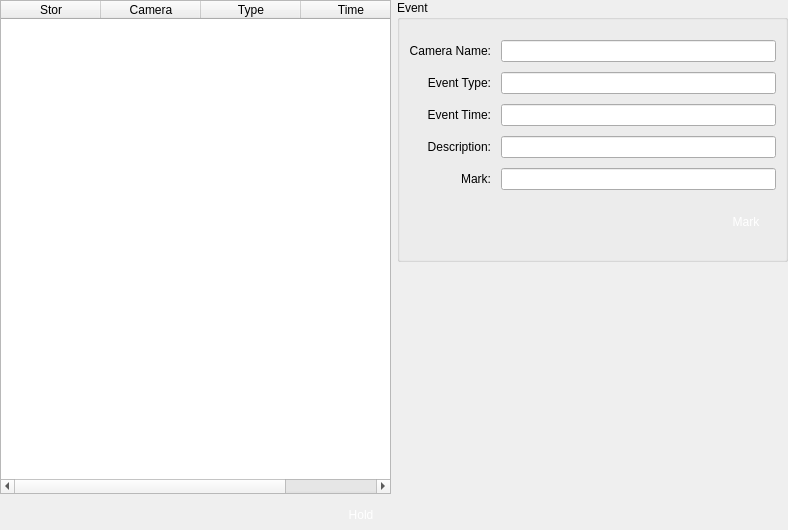
This is client/src/main/vsceventconsole.ui in linkingvision/rapidvms as Qt 5 draws it before an edit. The edited form follows.
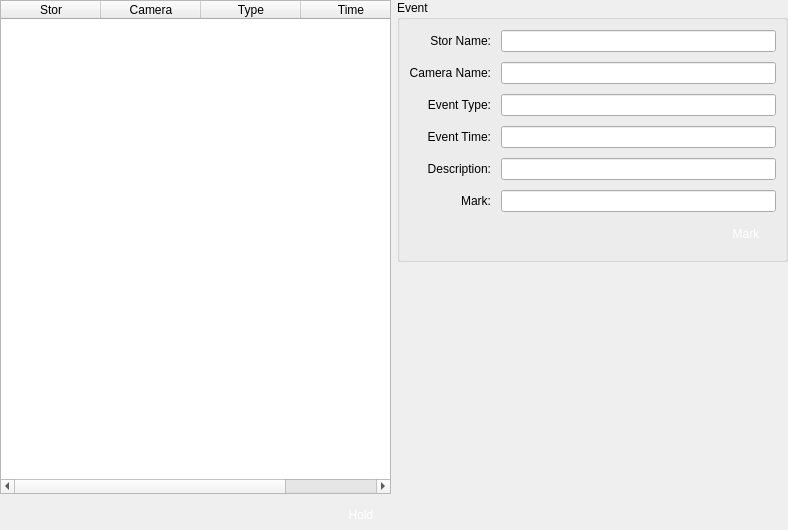
This is the edited form. Icons and pictures are not drawn.

Commit message: add event search

What changed in the file:
```diff
--- a/client/src/main/vsceventconsole.ui
+++ b/client/src/main/vsceventconsole.ui
@@ -173,7 +173,17 @@
           <property name="spacing">
            <number>10</number>
           </property>
-          <item row="3" column="1">
+          <item row="5" column="0">
+           <widget class="QLabel" name="labelIP_2">
+            <property name="text">
+             <string>Event Type:</string>
+            </property>
+            <property name="alignment">
+             <set>Qt::AlignRight|Qt::AlignTrailing|Qt::AlignVCenter</set>
+            </property>
+           </widget>
+          </item>
+          <item row="4" column="1">
            <widget class="QLineEdit" name="lineEditName">
             <property name="maximumSize">
              <size>
@@ -186,7 +196,20 @@
             </property>
            </widget>
           </item>
-          <item row="3" column="0">
+          <item row="6" column="1">
+           <widget class="QLineEdit" name="lineEditTime">
+            <property name="maximumSize">
+             <size>
+              <width>300</width>
+              <height>16777215</height>
+             </size>
+            </property>
+            <property name="readOnly">
+             <bool>true</bool>
+            </property>
+           </widget>
+          </item>
+          <item row="4" column="0">
            <widget class="QLabel" name="labelName">
             <property name="text">
              <string>Camera Name:</string>
@@ -196,10 +219,23 @@
             </property>
            </widget>
           </item>
-          <item row="4" column="0">
-           <widget class="QLabel" name="labelIP_2">
+          <item row="7" column="1">
+           <widget class="QLineEdit" name="lineEditDesc">
+            <property name="maximumSize">
+             <size>
+              <width>300</width>
+              <height>16777215</height>
+             </size>
+            </property>
+            <property name="readOnly">
+             <bool>true</bool>
+            </property>
+           </widget>
+          </item>
+          <item row="8" column="0">
+           <widget class="QLabel" name="labelPassword_3">
             <property name="text">
-             <string>Event Type:</string>
+             <string>Mark:</string>
             </property>
             <property name="alignment">
              <set>Qt::AlignRight|Qt::AlignTrailing|Qt::AlignVCenter</set>
@@ -219,7 +255,7 @@
             </property>
            </widget>
           </item>
-          <item row="5" column="0">
+          <item row="6" column="0">
            <widget class="QLabel" name="labelPort_2">
             <property name="text">
              <string>Event Time:</string>
@@ -229,7 +265,7 @@
             </property>
            </widget>
           </item>
-          <item row="6" column="0">
+          <item row="7" column="0">
            <widget class="QLabel" name="labelPassword_2">
             <property name="text">
              <string>Description:</string>
@@ -239,50 +275,37 @@
             </property>
            </widget>
           </item>
-          <item row="4" column="1">
-           <widget class="QLineEdit" name="lineEditIP">
+          <item row="8" column="1">
+           <widget class="QLineEdit" name="lineEditMark">
             <property name="maximumSize">
              <size>
               <width>300</width>
               <height>16777215</height>
              </size>
             </property>
-            <property name="readOnly">
-             <bool>true</bool>
-            </property>
            </widget>
           </item>
-          <item row="6" column="1">
-           <widget class="QLineEdit" name="lineEditPort_2">
-            <property name="maximumSize">
-             <size>
-              <width>300</width>
-              <height>16777215</height>
-             </size>
-            </property>
-            <property name="readOnly">
-             <bool>true</bool>
-            </property>
-           </widget>
-          </item>
-          <item row="7" column="0">
-           <widget class="QLabel" name="labelPassword_3">
+          <item row="3" column="0">
+           <widget class="QLabel" name="labelName_2">
             <property name="text">
-             <string>Mark:</string>
+             <string>Stor Name:</string>
             </property>
             <property name="alignment">
              <set>Qt::AlignRight|Qt::AlignTrailing|Qt::AlignVCenter</set>
             </property>
            </widget>
           </item>
-          <item row="7" column="1">
-           <widget class="QLineEdit" name="lineEditPort_3">
+          <item row="3" column="1">
+           <widget class="QLineEdit" name="lineEditStorName">
             <property name="maximumSize">
              <size>
               <width>300</width>
               <height>16777215</height>
              </size>
             </property>
+            <property name="readOnly">
+             <bool>true</bool>
+            </property>
            </widget>
           </item>
          </layout>
```
Left out of the diff: 6 changed lines with no effect on the pictures. The commit also changes 9 other files.
